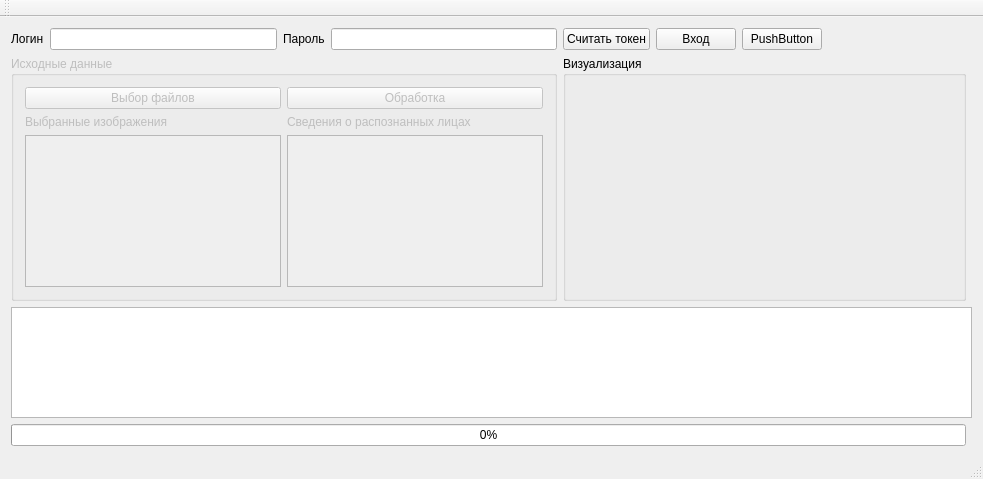
Before: the Qt Designer form mainwindow.ui in SHK24/tevianGUI, drawn with Qt 5.
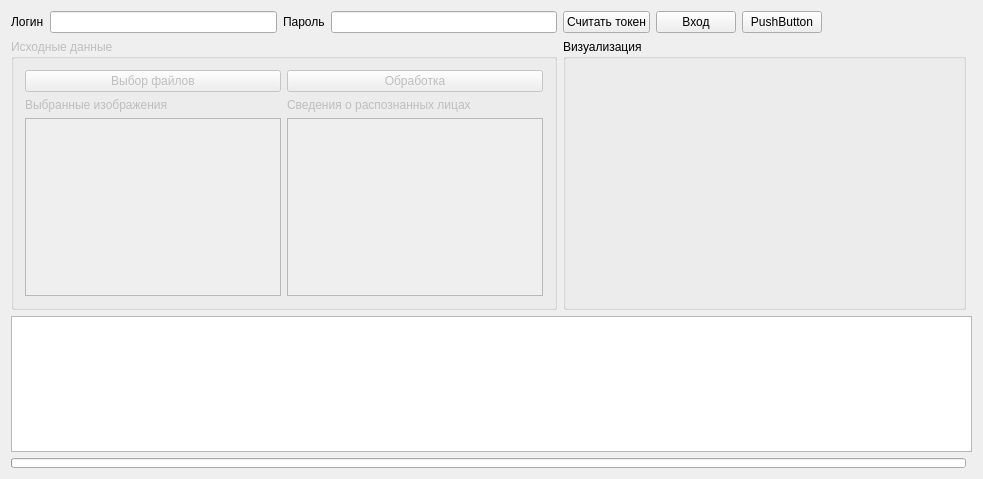
After: the same form once the commit is applied. Custom widgets are drawn as their Qt base class.

```diff
--- a/mainwindow.ui
+++ b/mainwindow.ui
@@ -62,9 +62,18 @@
     </item>
     <item row="4" column="0" colspan="8">
      <widget class="QProgressBar" name="progressBar">
+      <property name="maximumSize">
+       <size>
+        <width>16777215</width>
+        <height>10</height>
+       </size>
+      </property>
       <property name="value">
        <number>0</number>
       </property>
+      <property name="textVisible">
+       <bool>false</bool>
+      </property>
      </widget>
     </item>
     <item row="0" column="0">
@@ -246,25 +255,6 @@
     </item>
    </layout>
   </widget>
-  <widget class="QMenuBar" name="menuBar">
-   <property name="geometry">
-    <rect>
-     <x>0</x>
-     <y>0</y>
-     <width>983</width>
-     <height>21</height>
-    </rect>
-   </property>
-  </widget>
-  <widget class="QToolBar" name="mainToolBar">
-   <attribute name="toolBarArea">
-    <enum>TopToolBarArea</enum>
-   </attribute>
-   <attribute name="toolBarBreak">
-    <bool>false</bool>
-   </attribute>
-  </widget>
-  <widget class="QStatusBar" name="statusBar"/>
  </widget>
  <layoutdefault spacing="6" margin="11"/>
  <customwidgets>
```
